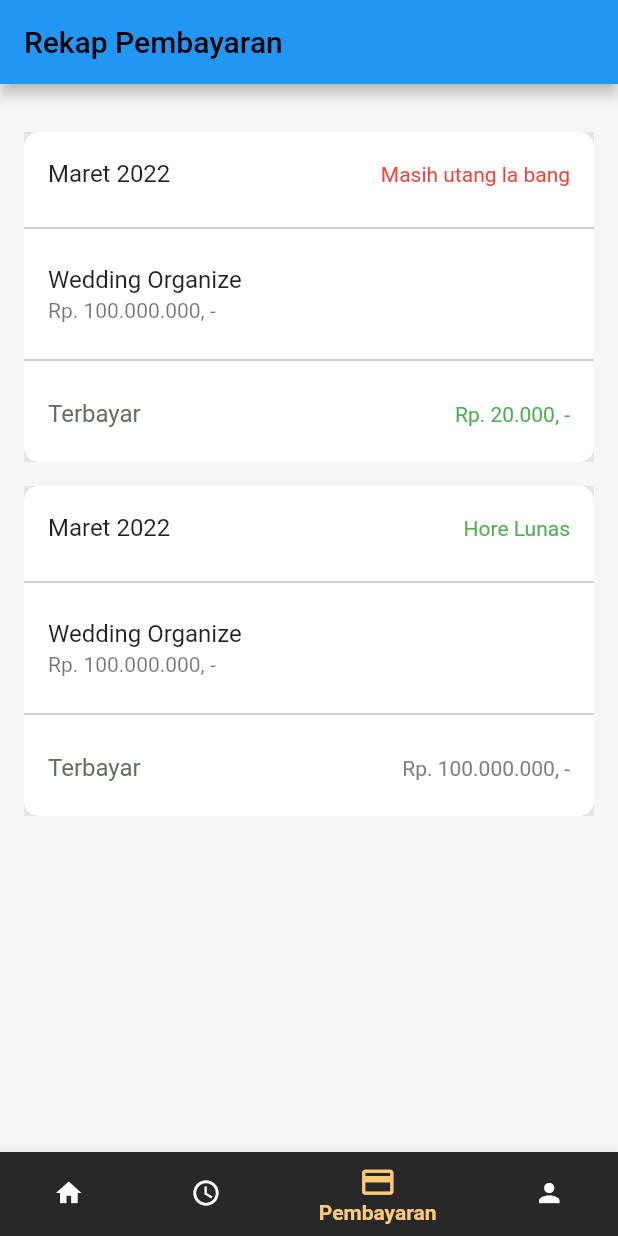
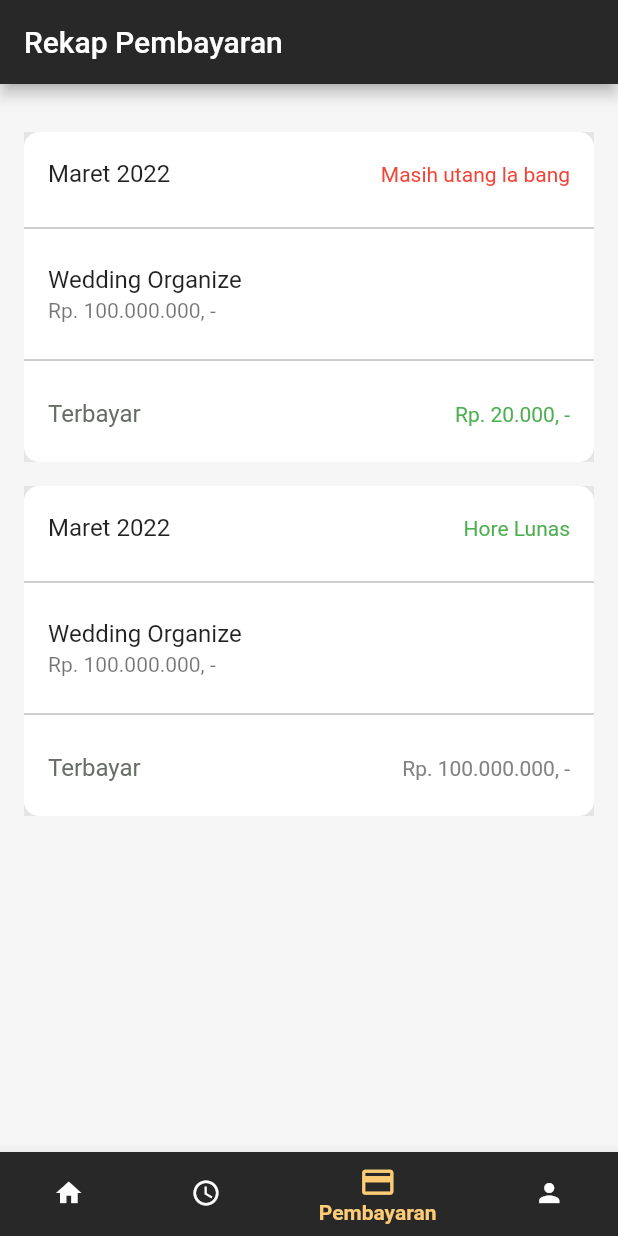
Before and after one commit to AinulM02/WORM, a Flutter app: the screen it shows after launch, item 3 of the bottom bar chosen, on a phone screen of 412 x 824 dp. Run offline on Flutter 3.47's test engine with Material 2 defaults, Android fonts, the phone set to English and light mode, and no system bars; our stand-ins replace convex_bottom_bar; missing offline and left inert: slide_digital_clock; Roboto replaces fonts that are missing (Poppins).

Commit message:
payment-color-nav

```diff
--- a/dart/lib/page/payment.dart
+++ b/dart/lib/page/payment.dart
@@ -69,8 +69,9 @@ class _payment extends State<payment> {
       appBar: AppBar(
         title: const Text(
           "Rekap Pembayaran",
-          style: TextStyle(color: Colors.black),
+          style: TextStyle(color: Colors.white),
         ),
+        backgroundColor: Color.fromARGB(255, 41, 40, 40),
       ),
       body: Column(children: [
         Padding(padding: const EdgeInsets.all(16.0)),
```
